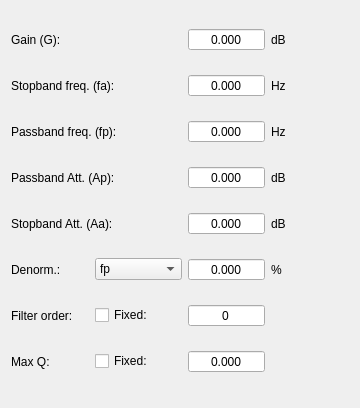
First picture: the form in app/designer/filters_data/high_pass.ui, repository grupo-tc-volcan/TP4, before the edit.
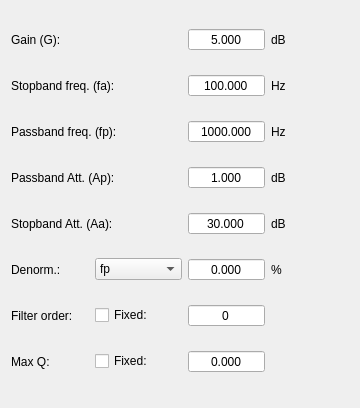
Second picture: the form after the edit.

```diff
--- a/app/designer/filters_data/high_pass.ui
+++ b/app/designer/filters_data/high_pass.ui
@@ -41,6 +41,9 @@
      <property name="maximum">
       <double>300.000000000000000</double>
      </property>
+     <property name="value">
+      <double>30.000000000000000</double>
+     </property>
     </widget>
    </item>
    <item row="2" column="2">
@@ -63,6 +66,9 @@
      <property name="maximum">
       <double>1000000000000.000000000000000</double>
      </property>
+     <property name="value">
+      <double>1000.000000000000000</double>
+     </property>
     </widget>
    </item>
    <item row="4" column="2">
@@ -85,6 +91,9 @@
      <property name="maximum">
       <double>300.000000000000000</double>
      </property>
+     <property name="value">
+      <double>1.000000000000000</double>
+     </property>
     </widget>
    </item>
    <item row="0" column="2">
@@ -107,6 +116,9 @@
      <property name="maximum">
       <double>300.000000000000000</double>
      </property>
+     <property name="value">
+      <double>5.000000000000000</double>
+     </property>
     </widget>
    </item>
    <item row="2" column="3">
@@ -289,6 +301,9 @@
      <property name="maximum">
       <double>1000000000000.000000000000000</double>
      </property>
+     <property name="value">
+      <double>100.000000000000000</double>
+     </property>
     </widget>
    </item>
    <item row="1" column="3">
```
